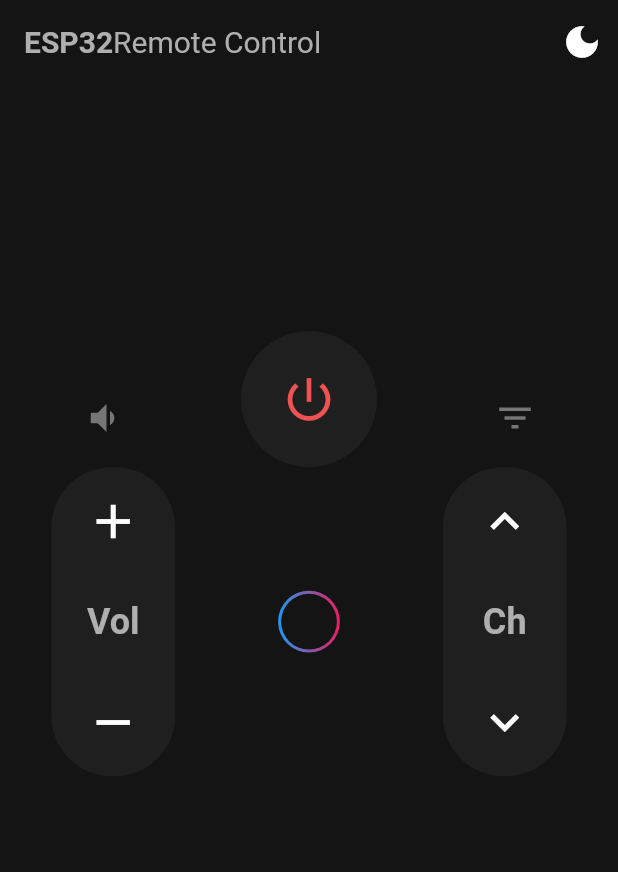
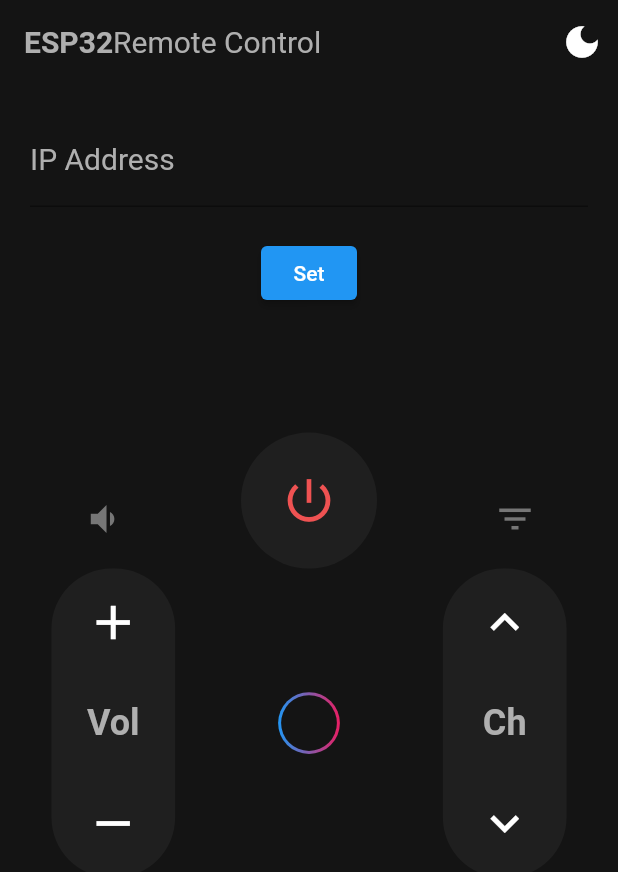
Before and after one commit to lzzy12/wifi_remote, a Flutter app: the screen it shows after launch, on a phone screen of 412 x 824 dp. Shown: the top 872 px of the screen. Run offline on Flutter 3.47's test engine with Material 2 defaults, Android fonts, the phone set to English and light mode, and no system bars; our stand-ins replace get.

Commit message:
Added ability to set IP address on runtime

```diff
--- a/lib/app/modules/home/controllers/home_controller.dart
+++ b/lib/app/modules/home/controllers/home_controller.dart
@@ -1,20 +1,47 @@
 import 'dart:convert';
 
+import 'package:flutter/cupertino.dart';
 import 'package:get/get.dart';
 import 'package:http/http.dart' as http;
 
 class HomeController extends GetxController {
   static const String address = "FD01";
-  final ipAddress = "192.168.13.250:80".obs;
+  String _ipAddress = "192.168.13.250";
+  static final RegExp ipRegex = RegExp(
+      r"^(25[0-5]|2[0-4][0-9]|[01]?[0-9][0-9]?)\.(25[0-5]|2[0-4][0-9]|[01]?[0-9][0-9]?)\.(25[0-5]|2[0-4][0-9]|[01]?[0-9][0-9]?)\.(25[0-5]|2[0-4][0-9]|[01]?[0-9][0-9]?)$");
+
+  String? ipAddressValidator(String? value) {
+    if (value == null) return "Please enter an IP address";
+    if (ipRegex.hasMatch(value)) {
+      _ipAddress = value;
+      return null;
+    } else {
+      return "Please enter a valid IP address";
+    }
+  }
+
+  void onFormSave() {
+    print("kekw");
+    final form = formKey.currentState;
+    if (form == null) return;
+    if (!form.validate()) {
+      return;
+    }
+    _ipAddress = ipAddressController.text;
+  }
+
+
+  final ipAddressController = TextEditingController();
+  final formKey = GlobalKey<FormState>();
 
   Future<bool> buttonPressed(String command) async {
     print(Uri.http(
-      ipAddress.value,
+      _ipAddress,
       '/remote',
     ).toString());
     final res = await http.post(
         Uri.http(
-          ipAddress.value,
+          _ipAddress,
           '/remote',
         ),
         body: jsonEncode({"address": address, "cmd": command}));
--- a/lib/app/modules/home/views/home_view.dart
+++ b/lib/app/modules/home/views/home_view.dart
@@ -57,21 +57,38 @@ class HomeView extends GetView<HomeController> {
             child: FittedBox(
               fit: BoxFit.contain,
               alignment: Alignment.topCenter,
+              child: SingleChildScrollView(
                 child: Column(
-                  mainAxisAlignment: MainAxisAlignment.spaceAround,
                   children: <Widget>[
                     SizedBox(
                       width: size.width,
-                      height: size.height * 0.1,
                       child: Padding(
-                        padding: const EdgeInsets.all(20.0),
-                        child: Row(
-                          mainAxisAlignment: MainAxisAlignment.spaceAround,
-                          crossAxisAlignment: CrossAxisAlignment.start,
-                          children: <Widget>[],
+                        padding: const EdgeInsets.all(20),
+                        child: Form(
+                          key: controller.formKey,
+                          child: TextFormField(
+                            style: TextStyle(color: theme.text),
+                            decoration: InputDecoration(
+                                label: const Text("IP Address"),
+                                hintText: "192.168.13.250",
+                                hintStyle:
+                                    TextStyle(color: theme.text, fontSize: 10),
+                                labelStyle:
+                                    TextStyle(color: theme.text, fontSize: 20)),
+                            validator: (value) =>
+                                controller.ipAddressValidator(value),
+                            controller: controller.ipAddressController,
+                            onEditingComplete: controller.onFormSave,
+                            keyboardType: TextInputType.number,
+                            onChanged: (value) => controller.onFormSave,
+                            onFieldSubmitted: (value) => controller.onFormSave,
                           ),
                         ),
                       ),
+                    ),
+                    ElevatedButton(
+                        onPressed: controller.onFormSave,
+                        child: const Text("Set")),
                     SizedBox(
                       height: size.height / 10,
                     ),
@@ -229,8 +246,8 @@ class HomeView extends GetView<HomeController> {
                                   ),
                                 ),
                                 InkWell(
-                                  onTap: () => controller
-                                      .buttonPressed(RemoteCommands.channelDown),
+                                  onTap: () => controller.buttonPressed(
+                                      RemoteCommands.channelDown),
                                   child: Icon(
                                     Icons.keyboard_arrow_down,
                                     color: theme.iconButton,
@@ -248,8 +265,8 @@ class HomeView extends GetView<HomeController> {
               ),
             ),
           ),
+        ),
       );
-      }
-    );
+    });
   }
 }
```
Lines whose indentation alone changed are shown as unchanged.
